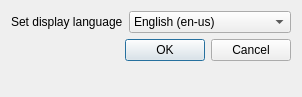
Old version of the form language-settings.ui in the repository katzenpost/katzenqt.
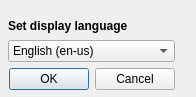
New version of the form.

Commit message: Another settings widget

Diff of the .ui file:
```diff
--- a/language-settings.ui
+++ b/language-settings.ui
@@ -6,22 +6,31 @@
    <rect>
     <x>0</x>
     <y>0</y>
-    <width>302</width>
+    <width>196</width>
     <height>97</height>
    </rect>
   </property>
   <property name="windowTitle">
    <string>Dialog</string>
   </property>
-  <layout class="QFormLayout" name="formLayout">
-   <item row="0" column="0">
+  <widget class="QWidget" name="">
+   <property name="geometry">
+    <rect>
+     <x>8</x>
+     <y>18</y>
+     <width>167</width>
+     <height>72</height>
+    </rect>
+   </property>
+   <layout class="QVBoxLayout" name="verticalLayout">
+    <item>
     <widget class="QLabel" name="label">
      <property name="text">
-      <string>Set display language</string>
+       <string>&lt;html&gt;&lt;head/&gt;&lt;body&gt;&lt;p&gt;&lt;span style=&quot; font-weight:700;&quot;&gt;Set display language&lt;/span&gt;&lt;/p&gt;&lt;/body&gt;&lt;/html&gt;</string>
      </property>
     </widget>
    </item>
-   <item row="0" column="1">
+    <item>
     <widget class="QComboBox" name="comboBox">
      <property name="sizePolicy">
       <sizepolicy hsizetype="Expanding" vsizetype="Fixed">
@@ -41,7 +50,7 @@
      </item>
     </widget>
    </item>
-   <item row="1" column="0" colspan="2">
+    <item>
     <widget class="QDialogButtonBox" name="buttonBox">
      <property name="orientation">
       <enum>Qt::Orientation::Horizontal</enum>
@@ -52,6 +61,7 @@
     </widget>
    </item>
   </layout>
+  </widget>
  </widget>
  <resources/>
  <connections>
```
Lines whose indentation alone changed are shown as unchanged. The commit also changes 3 other files.
